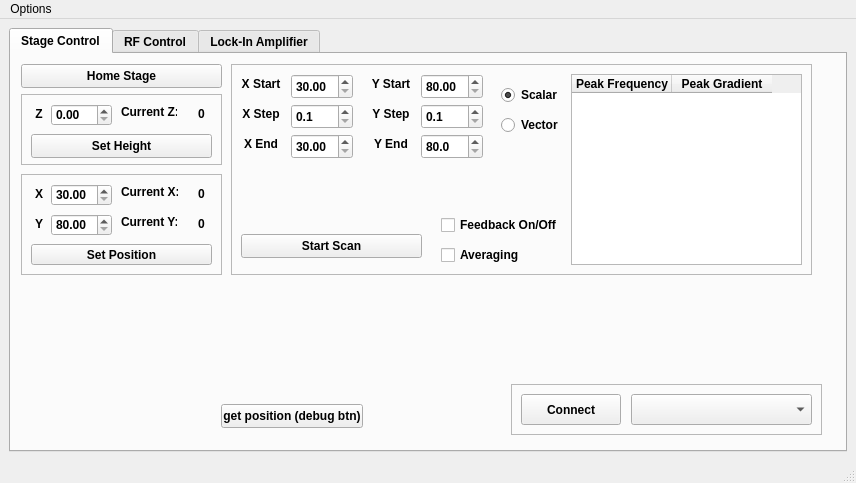
WarwickEPR/ScanningMagnetometry, file scanning_magnetometer.ui: the form before one commit.
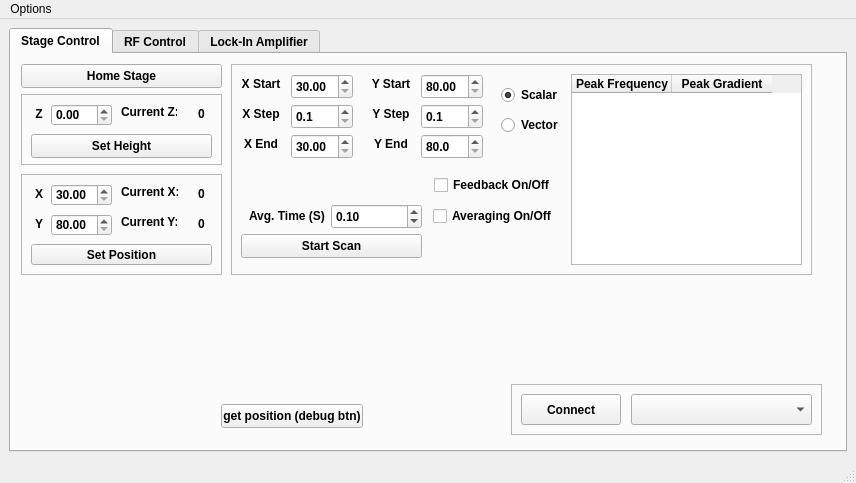
The form after the commit.

```diff
--- a/scanning_magnetometer.ui
+++ b/scanning_magnetometer.ui
@@ -676,9 +676,9 @@
         <widget class="QCheckBox" name="feedbackToggle">
          <property name="geometry">
           <rect>
-           <x>210</x>
-           <y>150</y>
-           <width>121</width>
+           <x>203</x>
+           <y>110</y>
+           <width>120</width>
            <height>22</height>
           </rect>
          </property>
@@ -689,14 +689,46 @@
         <widget class="QCheckBox" name="scanAveragingToggle">
          <property name="geometry">
           <rect>
-           <x>210</x>
-           <y>180</y>
+           <x>202</x>
+           <y>141</y>
            <width>121</width>
            <height>22</height>
           </rect>
          </property>
          <property name="text">
-          <string>Averaging</string>
+          <string>Averaging On/Off</string>
+         </property>
+        </widget>
+        <widget class="QLabel" name="label_28">
+         <property name="geometry">
+          <rect>
+           <x>18</x>
+           <y>142</y>
+           <width>81</width>
+           <height>20</height>
+          </rect>
+         </property>
+         <property name="text">
+          <string>Avg. Time (S)</string>
+         </property>
+        </widget>
+        <widget class="QDoubleSpinBox" name="doubleSpinBox">
+         <property name="geometry">
+          <rect>
+           <x>100</x>
+           <y>140</y>
+           <width>91</width>
+           <height>25</height>
+          </rect>
+         </property>
+         <property name="maximum">
+          <double>100.000000000000000</double>
+         </property>
+         <property name="singleStep">
+          <double>0.100000000000000</double>
+         </property>
+         <property name="value">
+          <double>0.100000000000000</double>
          </property>
         </widget>
        </widget>
```
